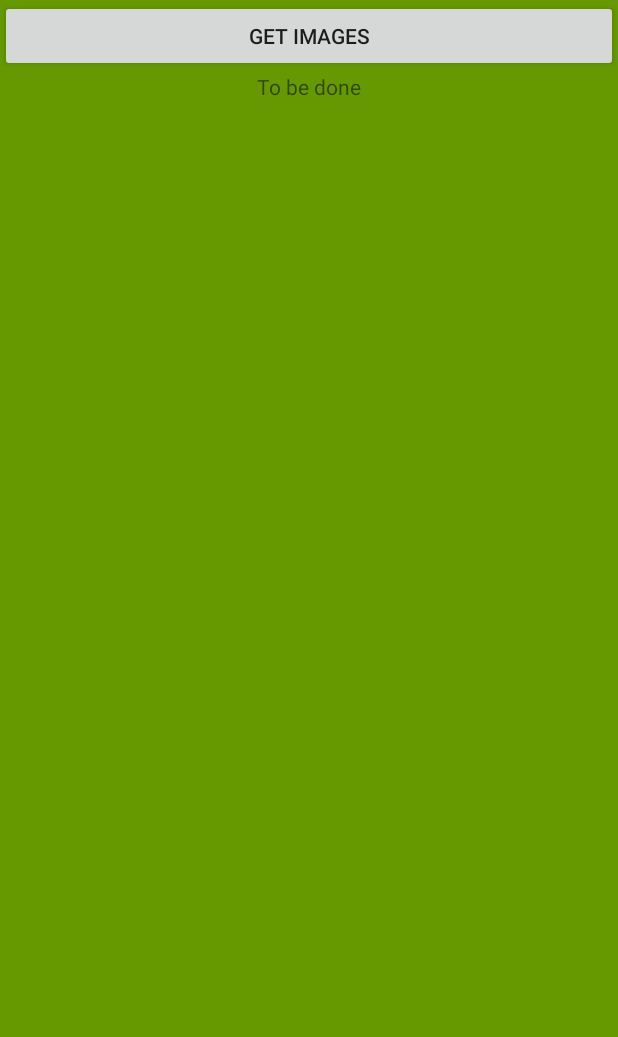
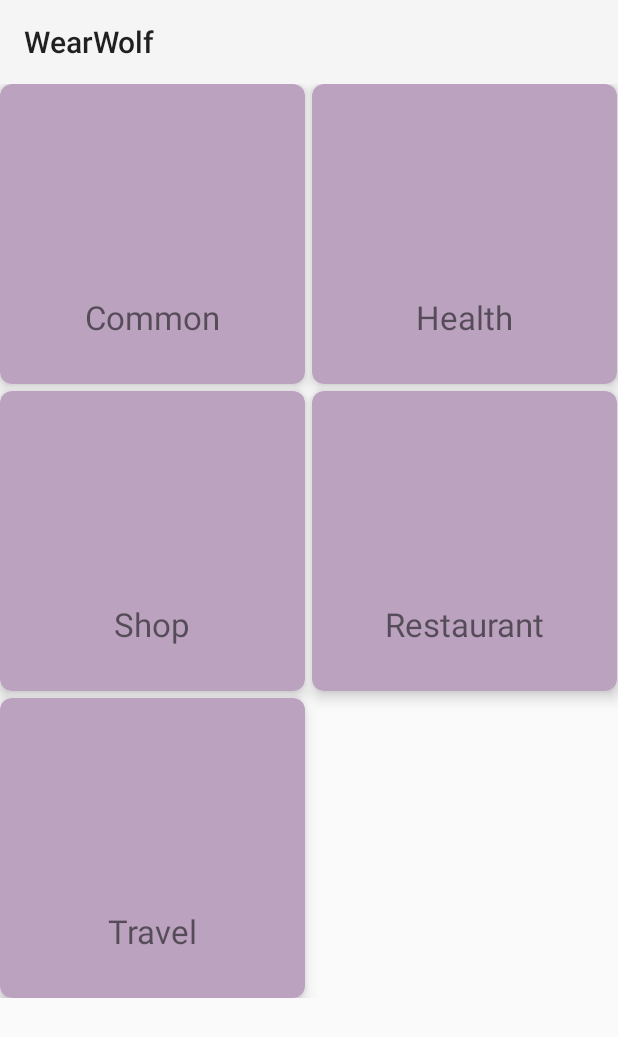
Before and after one commit to gufroan/wearwolf, an Android app: the screen it shows after launch (GetImagesActivity before the commit, MainActivity after it), on a phone screen of 412 x 824 dp. Shown: the top 1037 px of the screen. Run offline under Robolectric (Android 15) with nearby library versions, the phone set to English and light mode, and no system bars.

Commit message:
Big fat commit: new activity on Mobile

```diff
--- a/core/src/main/java/org/gufroan/wearwolf/NavigationEngine.java
+++ b/core/src/main/java/org/gufroan/wearwolf/NavigationEngine.java
@@ -20,6 +20,8 @@ public class NavigationEngine {
 
     public static void populateList(TypedArray masterList, Resources res, Node<Part> parent) {
         if (parent == null) {
+            content_root = new Node<>(new Part("root_element"), null);
+            cursor = content_root;
             parent = cursor;
         }
 
@@ -33,7 +35,7 @@ public class NavigationEngine {
                 populateList(res.obtainTypedArray(id), res, category);
             } else {
                 if (value.startsWith("…"))
-                    value = (parent.getData().getStringData() + value).replace('…',' ');
+                    value = (parent.getData().getStringData() + value).replace('…', ' ');
                 parent.addChild(new Node<>(new Part(value), parent));
             }
         }
--- a/mobile/build.gradle
+++ b/mobile/build.gradle
@@ -6,7 +6,7 @@ android {
 
     defaultConfig {
         applicationId "org.gufroan.wearwolf"
-        minSdkVersion 19
+        minSdkVersion 21
         targetSdkVersion 22
         versionCode 1
         versionName "1.0"
@@ -25,5 +25,6 @@ dependencies {
     wearApp project(':wear')
     compile 'com.android.support:appcompat-v7:22.0.0'
     compile 'com.google.android.gms:play-services:7.0.0'
+    compile 'com.android.support:cardview-v7:22.0.0'
     compile 'com.squareup.retrofit:retrofit:1.9.0'
 }
--- a/mobile/src/main/AndroidManifest.xml
+++ b/mobile/src/main/AndroidManifest.xml
@@ -10,7 +10,8 @@
         android:icon="@mipmap/ic_launcher"
         android:theme="@style/AppTheme">
         <activity
-            android:name=".ui.GetImagesActivity">
+            android:theme="@style/Theme.AppCompat.Light"
+            android:name=".ui.MainActivity">
             <intent-filter>
                 <action android:name="android.intent.action.MAIN"/>
                 <category android:name="android.intent.category.LAUNCHER"/>
--- a/mobile/src/main/java/org/gufroan/wearwolf/ui/GetImagesActivity.java
+++ /dev/null
@@ -1,47 +0,0 @@
-package org.gufroan.wearwolf.ui;
-
-import android.app.Activity;
-import android.content.BroadcastReceiver;
-import android.content.Context;
-import android.content.Intent;
-import android.content.IntentFilter;
-import android.os.Bundle;
-import android.support.v4.content.LocalBroadcastManager;
-import android.view.View;
-import android.widget.TextView;
-
-import org.gufroan.wearwolf.Constants;
-import org.gufroan.wearwolf.ImageFetchingService;
-import org.gufroan.wearwolf.R;
-
-/**
- * Created by vitaliyistomov on 28/03/15.
- */
-public class GetImagesActivity extends Activity {
-
-    @Override
-    protected void onCreate(Bundle savedInstanceState) {
-        super.onCreate(savedInstanceState);
-        setContentView(R.layout.get_images);
-
-        findViewById(R.id.get_button).setOnClickListener(new View.OnClickListener() {
-
-            @Override
-            public void onClick(View v) {
-                final Intent service = new Intent(GetImagesActivity.this, ImageFetchingService.class);
-                startService(service);
-            }
-        });
-
-        final TextView label = (TextView) findViewById(R.id.done_label);
-        final BroadcastReceiver rcvr = new BroadcastReceiver() {
-
-            @Override
-            public void onReceive(Context context, Intent intent) {
-                label.setText("Done");
-            }
-        };
-
-        LocalBroadcastManager.getInstance(this).registerReceiver(rcvr, new IntentFilter(Constants.ACTION_DONE_LOADING_IMAGES));
-    }
-}
--- /dev/null
+++ b/mobile/src/main/java/org/gufroan/wearwolf/ui/MainActivity.java
@@ -0,0 +1,77 @@
+package org.gufroan.wearwolf.ui;
+
+import android.app.Activity;
+import android.content.Intent;
+import android.content.res.TypedArray;
+import android.os.Bundle;
+import android.view.View;
+import android.widget.AdapterView;
+import android.widget.GridView;
+import android.widget.TextView;
+
+import org.gufroan.wearwolf.ImageFetchingService;
+import org.gufroan.wearwolf.NavigationEngine;
+import org.gufroan.wearwolf.R;
+import org.gufroan.wearwolf.TextToSpeechService;
+import org.gufroan.wearwolf.data.Part;
+import org.w3c.dom.Text;
+
+import java.util.List;
+
+/**
+ * Created by vitaliyistomov on 28/03/15.
+ */
+public class MainActivity extends Activity {
+
+    @Override
+    protected void onCreate(Bundle savedInstanceState) {
+        super.onCreate(savedInstanceState);
+        setContentView(R.layout.main_screen);
+        setActionBar((android.widget.Toolbar) findViewById(R.id.main_toolbar));
+        final GridView grid = (GridView) findViewById(R.id.main_grid);
+        TypedArray masterArray = getResources().obtainTypedArray(R.array.master);
+        if (NavigationEngine.getCurrentItems().size() == 0)
+            NavigationEngine.populateList(masterArray, getResources(), null);
+        List<Part> navigationTree = NavigationEngine.getCurrentItems();
+        grid.setAdapter(new MainGridAdapter(this, navigationTree));
+        grid.setOnItemClickListener(new AdapterView.OnItemClickListener() {
+            @Override
+            public void onItemClick(AdapterView<?> adapterView, View view, int i, long l) {
+                Part current = NavigationEngine.navigateTo(i);
+                List<Part> navigationTree = NavigationEngine.getCurrentItems();
+                if (navigationTree.size() == 0) {
+                    Intent ttsIntent = new Intent(getApplicationContext(), TextToSpeechService.class);
+                    ttsIntent.putExtra("message", current.getStringData());
+                    startService(ttsIntent);
+                    NavigationEngine.goBack();
+                } else {
+                    MainGridAdapter mainGridAdapter = ((MainGridAdapter) grid.getAdapter());
+                    updateTitle(current.getStringData());
+                    mainGridAdapter.updateList(navigationTree);
+                    mainGridAdapter.notifyDataSetChanged();
+                }
+            }
+        });
+    }
+
+    @Override
+    public void onBackPressed() {
+        Part parent = NavigationEngine.goBack();
+        if (parent == null)
+            super.onBackPressed();
+        else {
+            MainGridAdapter mainGridAdapter = ((MainGridAdapter)
+                    ((GridView) findViewById(R.id.main_grid)).getAdapter());
+            mainGridAdapter.updateList(NavigationEngine.getCurrentItems());
+            mainGridAdapter.notifyDataSetChanged();
+            updateTitle(parent.getStringData());
+        }
+    }
+
+    private void updateTitle(String newTitle){
+        if (newTitle.equals("root_element"))
+            newTitle = getString(R.string.categories);
+        setTitle(newTitle);
+    }
+
+}
--- /dev/null
+++ b/mobile/src/main/java/org/gufroan/wearwolf/ui/MainGridAdapter.java
@@ -0,0 +1,80 @@
+package org.gufroan.wearwolf.ui;
+
+import android.content.Context;
+import android.graphics.Color;
+import android.support.v7.widget.CardView;
+import android.view.LayoutInflater;
+import android.view.View;
+import android.view.ViewGroup;
+import android.widget.BaseAdapter;
+import android.widget.TextView;
+
+import org.gufroan.wearwolf.R;
+import org.gufroan.wearwolf.data.Part;
+
+import java.util.List;
+import java.util.Random;
+
+/**
+ * This file is part of wearwolf
+ * Created by geecko on 28/03/15.
+ * <p/>
+ * Licensed under the Apache License, Version 2.0 (the "License");
+ * you may not use this file except in compliance with the License.
+ * You may obtain a copy of the License at
+ * <p/>
+ * http://www.apache.org/licenses/LICENSE-2.0
+ * Unless required by applicable law or agreed to in writing, software
+ * distributed under the License is distributed on an "AS IS" BASIS,
+ * WITHOUT WARRANTIES OR CONDITIONS OF ANY KIND, either express or implied.
+ * See the License for the specific language governing permissions and
+ * limitations under the License.
+ */
+public class MainGridAdapter extends BaseAdapter {
+    private List<Part> mParts;
+    Context mContext;
+
+    public MainGridAdapter(Context c, List<Part> parts) {
+        mContext = c;
+        mParts = parts;
+    }
+
+    public void updateList(List<Part> parts){
+        this.mParts = parts;
+    }
+
+    @Override
+    public int getCount() {
+        return mParts.size();
+    }
+
+    @Override
+    public Object getItem(int position) {
+        return mParts.get(position);
+    }
+
+    @Override
+    public long getItemId(int position) {
+        // TODO Auto-generated method stub
+        return 0;
+    }
+
+    @Override
+    public View getView(int position, View card, ViewGroup parent) {
+        LayoutInflater inflater = (LayoutInflater)
+                mContext.getSystemService(Context.LAYOUT_INFLATER_SERVICE);
+        String label = mParts.get(position).getStringData();
+        if (card == null)
+            card = inflater.inflate(R.layout.card_menu, parent, false);
+        ((TextView) card.findViewWithTag("card_tag")).setText(label);
+        int backgroundId = mContext.getResources().getIdentifier(label, null, null);
+        if (backgroundId == 0) {
+            Random rnd = new Random();
+            int color = Color.rgb(rnd.nextInt(256), rnd.nextInt(256), rnd.nextInt(256));
+            ((CardView) card).getChildAt(0).setBackgroundColor(color);
+        } else
+            ((CardView) card).getChildAt(0).setBackgroundResource(backgroundId);
+        return card;
+    }
+
+}
--- /dev/null
+++ b/mobile/src/main/res/layout/card_menu.xml
@@ -0,0 +1,24 @@
+<?xml version="1.0" encoding="utf-8"?>
+<android.support.v7.widget.CardView
+    xmlns:android="http://schemas.android.com/apk/res/android"
+    xmlns:android.support.v7.cardview="http://schemas.android.com/apk/res-auto"
+    android.support.v7.cardview:cardCornerRadius="8dp"
+    android.support.v7.cardview:cardElevation="6dp"
+    android:layout_width="match_parent"
+    android:layout_height="200dp">
+
+    <RelativeLayout
+        android:layout_width="match_parent"
+        android:layout_height="match_parent">
+
+        <TextView
+            android:tag="card_tag"
+            android:textSize="@dimen/abc_text_size_large_material"
+            android:paddingBottom="30dp"
+            android:gravity="center"
+            android:layout_alignParentBottom="true"
+            android:layout_width="match_parent"
+            android:layout_height="wrap_content"/>
+    </RelativeLayout>
+
+</android.support.v7.widget.CardView>
--- /dev/null
+++ b/mobile/src/main/res/layout/main_screen.xml
@@ -0,0 +1,25 @@
+<?xml version="1.0" encoding="utf-8"?>
+<LinearLayout xmlns:android="http://schemas.android.com/apk/res/android"
+              xmlns:tools="http://schemas.android.com/tools"
+              android:layout_width="match_parent"
+              android:layout_height="match_parent"
+              android:orientation="vertical">
+
+    <Toolbar
+        android:id="@+id/main_toolbar"
+        android:background="?colorPrimary"
+        android:layout_width="match_parent"
+        android:layout_height="?actionBarSize"
+        tools:ignore="NewApi"/>
+
+    <GridView
+        android:id="@+id/main_grid"
+        android:layout_width="match_parent"
+        android:layout_height="wrap_content"
+        android:orientation="horizontal"
+        android:verticalSpacing="5dp"
+        android:horizontalSpacing="5dp"
+        android:stretchMode="columnWidth"
+        android:numColumns="2"/>
+
+</LinearLayout>
--- a/mobile/src/main/res/values/strings.xml
+++ b/mobile/src/main/res/values/strings.xml
@@ -1,5 +1,3 @@
 <resources>
-  <string name="app_name">Wear A Key</string>
-  <string name="wear_a_key_ime">Wear A Key</string>
-  <string name="subtype_en_US">English (US)</string>
+  <string name="app_name">WearWolf</string>
 </resources>
--- /dev/null
+++ b/mobile/src/main/res/values/ui_strings.xml
@@ -0,0 +1,4 @@
+<?xml version="1.0" encoding="utf-8"?>
+<resources>
+    <string name="categories">Categories</string>
+</resources>
```
Also changed, not shown: mobile/src/main/res/xml/method.xml (deleted, +0 -7 lines), mobile/src/main/res/xml/qwerty.xml (deleted, +0 -168 lines).
